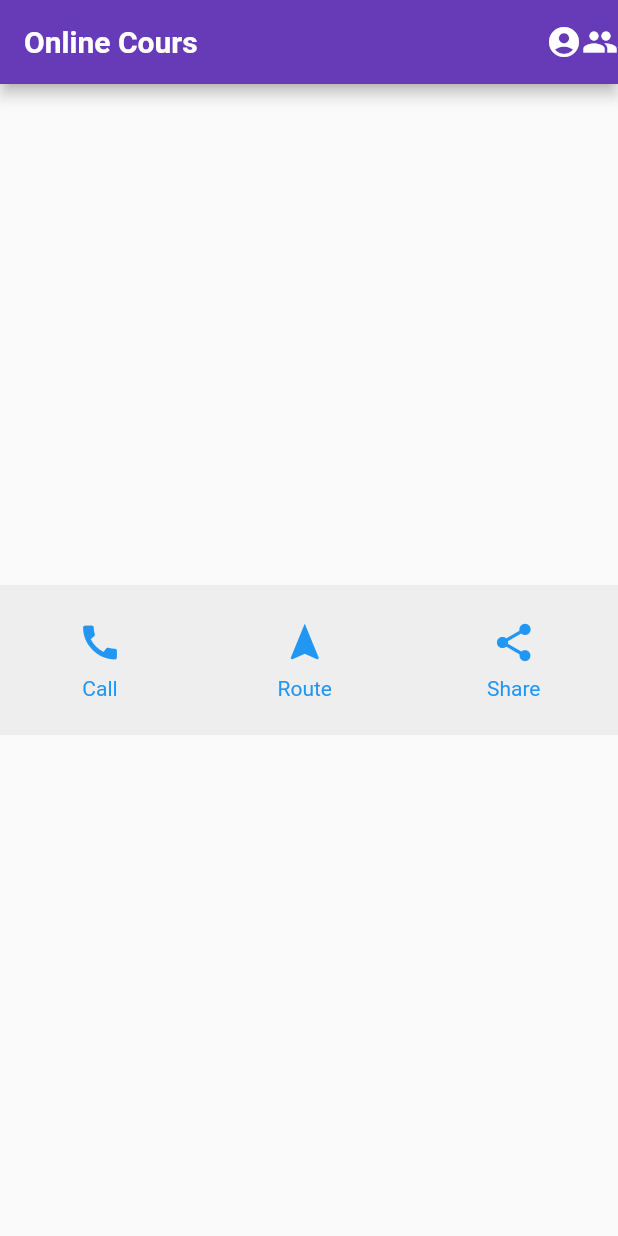
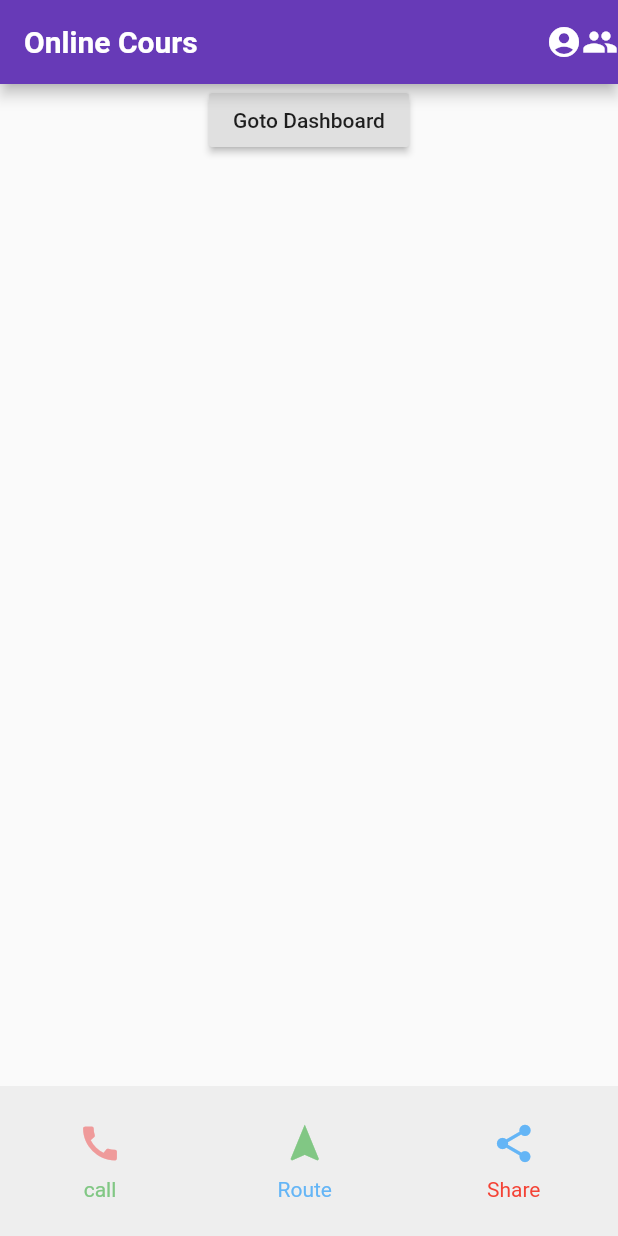
Before and after one commit to gusmakreatif/Flutter-Row-collum-icon, a Flutter app: the screen it shows after launch, on a phone screen of 412 x 824 dp. Run offline on Flutter 3.47's test engine with Material 2 defaults, Android fonts, the phone set to English and light mode, and no system bars.

Commit message:
membuat Menu antar halaman

```diff
--- a/lib/main.dart
+++ b/lib/main.dart
@@ -1,3 +1,4 @@
+import 'package:cours/presentation/home/home.dart';
 import 'package:flutter/material.dart';
 
 void main() {
@@ -17,100 +18,41 @@ class MyApp extends StatelessWidget {
   }
 }
 
-class Home extends StatelessWidget {
-  @override
-  Widget build(BuildContext context) {
-    return Scaffold(
-      appBar: AppBar(
-        backgroundColor: Colors.deepPurple,
-        title: Text(
-          "Online Cours",
-          style: TextStyle(
-            fontWeight: FontWeight.bold,
-          ),
-        ),
-        actions: <Widget>[Icon(Icons.account_circle), Icon(Icons.group)],
-      ),
-      body: Center(
-        child: Container(
-          height: 100,
-          width: double.infinity,
-          color: Colors.grey[200],
-          child: Row(
-            mainAxisAlignment: MainAxisAlignment.spaceAround,
-            children: <Widget>[
-              Column(
-                mainAxisAlignment: MainAxisAlignment.center,
-                children: <Widget>[
-                  Icon(
-                    Icons.call,
-                    size: 30,
-                    color: Colors.blue,
-                  ),
-                  SizedBox(
-                    height: 8,
-                  ),
-                  Text(
-                    "Call",
-                    style: TextStyle(
-                      color: Colors.blue,
-                    ),
-                  ),
-                ],
-              ),
-              Column(
-                mainAxisAlignment: MainAxisAlignment.center,
-                children: <Widget>[
-                  Icon(
-                    Icons.navigation,
-                    size: 30,
-                    color: Colors.blue,
-                  ),
-                  SizedBox(
-                    height: 8,
-                  ),
-                  Text(
-                    "Route",
-                    style: TextStyle(
-                      color: Colors.blue,
-                    ),
-                  ),
-                ],
-              ),
-              Column(
-                mainAxisAlignment: MainAxisAlignment.center,
-                children: <Widget>[
-                  Icon(
-                    Icons.share,
-                    size: 30,
-                    color: Colors.blue,
-                  ),
-                  SizedBox(
-                    height: 8,
-                  ),
-                  Text(
-                    "Share",
-                    style: TextStyle(
-                      color: Colors.blue,
-                    ),
-                  ),
-                ],
-              ),
-            ],
-          ),
-        ),
-      ),
-
-      // body: Container(
-      //   margin: EdgeInsets.symmetric(vertical: 50, horizontal: 20),
-      //   padding: EdgeInsets.symmetric(vertical: 50, horizontal: 20),
-      //   color: Colors.indigo,
-      //   child: Icon(
-      //     Icons.headset,
-      //     color: Colors.white,
-      //     size: 100.0,
-      //   ),
-      // ),
-    );
-  }
-}
+// Column(
+//                 mainAxisAlignment: MainAxisAlignment.center,
+//                 children: <Widget>[
+//                   Icon(
+//                     Icons.navigation,
+//                     size: 30,
+//                     color: Colors.blue,
+//                   ),
+//                   SizedBox(
+//                     height: 8,
+//                   ),
+//                   Text(
+//                     "Route",
+//                     style: TextStyle(
+//                       color: Colors.blue,
+//                     ),
+//                   ),
+//                 ],
+//               ),
+//               Column(
+//                 mainAxisAlignment: MainAxisAlignment.center,
+//                 children: <Widget>[
+//                   Icon(
+//                     Icons.share,
+//                     size: 30,
+//                     color: Colors.blue,
+//                   ),
+//                   SizedBox(
+//                     height: 8,
+//                   ),
+//                   Text(
+//                     "Share",
+//                     style: TextStyle(
+//                       color: Colors.blue,
+//                     ),
+//                   ),
+//                 ],
+//               ),
--- /dev/null
+++ b/lib/presentation/dashboard/dashboard.dart
@@ -0,0 +1,23 @@
+import 'package:flutter/material.dart';
+
+class Dashboard extends StatelessWidget {
+  Dashboard(this.title);
+  final String title;
+
+  @override
+  Widget build(BuildContext context) {
+    return Scaffold(
+      appBar: AppBar(
+        title: Text(title),
+      ),
+      // ignore: deprecated_member_use
+      body: RaisedButton(
+        child: Text("back to previous Page"),
+        onPressed: () {
+          Navigator.of(context)
+              .pop(MaterialPageRoute(builder: (context) => Dashboard(title)));
+        },
+      ),
+    );
+  }
+}
--- /dev/null
+++ b/lib/presentation/home/home.dart
@@ -0,0 +1,77 @@
+import 'package:cours/presentation/dashboard/dashboard.dart';
+import 'package:cours/widgets/icon_with_label.dart';
+import 'package:flutter/material.dart';
+
+class Home extends StatelessWidget {
+  @override
+  Widget build(BuildContext context) {
+    return Scaffold(
+      appBar: AppBar(
+        backgroundColor: Colors.deepPurple,
+        title: Text(
+          "Online Cours",
+          style: TextStyle(
+            fontWeight: FontWeight.bold,
+          ),
+        ),
+        actions: <Widget>[Icon(Icons.account_circle), Icon(Icons.group)],
+      ),
+      body: Column(
+        mainAxisAlignment: MainAxisAlignment.spaceBetween,
+        children: <Widget>[
+          Container(
+            // ignore: deprecated_member_use
+            child: RaisedButton(
+              splashColor: Colors.red,
+              child: Text("Goto Dashboard"),
+              onPressed: () {
+                String title = "Ini  halamn home";
+                Navigator.of(context).push(
+                    MaterialPageRoute(builder: (context) => Dashboard(title)));
+              },
+            ),
+          ),
+          Container(
+            height: 100,
+            width: double.infinity,
+            color: Colors.grey[200],
+            child: Row(
+              mainAxisAlignment: MainAxisAlignment.spaceAround,
+              children: <Widget>[
+                IconWithLabel(
+                  icon: Icons.call,
+                  warnaicon: Colors.red.shade200,
+                  text: "call",
+                  warna: Colors.green.shade300,
+                ),
+                IconWithLabel(
+                  icon: Icons.navigation,
+                  warnaicon: Colors.green.shade300,
+                  text: "Route",
+                  warna: Colors.blue.shade300,
+                ),
+                IconWithLabel(
+                  icon: Icons.share,
+                  warnaicon: Colors.blue.shade300,
+                  text: "Share",
+                  warna: Colors.red,
+                ),
+              ],
+            ),
+          ),
+        ],
+      ),
+
+      // body: Container(
+      //   margin: EdgeInsets.symmetric(vertical: 50, horizontal: 20),
+      //   padding: EdgeInsets.symmetric(vertical: 50, horizontal: 20),
+      //   color: Colors.indigo,
+      //   child: Icon(
+      //     Icons.headset,
+      //     color: Colors.white,
+      //     size: 100.0,
+      //   ),
+      // ),
+    );
+  }
+}
--- /dev/null
+++ b/lib/widgets/icon_with_label.dart
@@ -0,0 +1,39 @@
+import 'package:flutter/material.dart';
+
+class IconWithLabel extends StatelessWidget {
+  const IconWithLabel({
+    Key key,
+    @required this.icon,
+    @required this.text,
+    @required this.warna,
+    @required this.warnaicon,
+  }) : super(key: key);
+
+  final IconData icon;
+  final String text;
+  final Color warnaicon;
+  final Color warna;
+
+  @override
+  Widget build(BuildContext context) {
+    return Column(
+      mainAxisAlignment: MainAxisAlignment.center,
+      children: <Widget>[
+        Icon(
+          icon,
+          size: 30,
+          color: warnaicon,
+        ),
+        SizedBox(
+          height: 8,
+        ),
+        Text(
+          text,
+          style: TextStyle(
+            color: warna,
+          ),
+        ),
+      ],
+    );
+  }
+}
```
